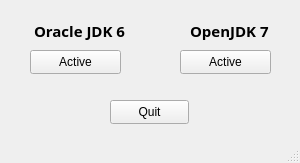
Before: the Qt Designer form src/usr/share/bbqlinux-java-switcher/qt_interface.ui in bbqlinux/bbqlinux-java-switcher, drawn with Qt 5.
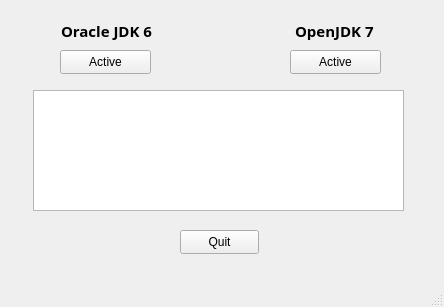
After: the same form once the commit is applied.

Commit message: add notice textbox

The edit to the form file:
```diff
--- a/src/usr/share/bbqlinux-java-switcher/qt_interface.ui
+++ b/src/usr/share/bbqlinux-java-switcher/qt_interface.ui
@@ -6,8 +6,8 @@
    <rect>
     <x>0</x>
     <y>0</y>
-    <width>300</width>
-    <height>163</height>
+    <width>444</width>
+    <height>307</height>
    </rect>
   </property>
   <property name="windowTitle">
@@ -17,7 +17,7 @@
    <widget class="QPushButton" name="button_jdk6">
     <property name="geometry">
      <rect>
-      <x>30</x>
+      <x>60</x>
       <y>50</y>
       <width>91</width>
       <height>24</height>
@@ -30,7 +30,7 @@
    <widget class="QPushButton" name="button_openjdk7">
     <property name="geometry">
      <rect>
-      <x>180</x>
+      <x>290</x>
       <y>50</y>
       <width>91</width>
       <height>24</height>
@@ -43,8 +43,8 @@
    <widget class="QPushButton" name="button_exit">
     <property name="geometry">
      <rect>
-      <x>110</x>
-      <y>100</y>
+      <x>180</x>
+      <y>230</y>
       <width>79</width>
       <height>24</height>
      </rect>
@@ -56,7 +56,7 @@
    <widget class="QLabel" name="label_python2">
     <property name="geometry">
      <rect>
-      <x>34</x>
+      <x>61</x>
       <y>20</y>
       <width>91</width>
       <height>21</height>
@@ -77,9 +77,9 @@
    <widget class="QLabel" name="label_python3">
     <property name="geometry">
      <rect>
-      <x>190</x>
+      <x>295</x>
       <y>20</y>
-      <width>91</width>
+      <width>81</width>
       <height>21</height>
      </rect>
     </property>
@@ -95,6 +95,25 @@
      <string>OpenJDK 7</string>
     </property>
    </widget>
+   <widget class="QTextEdit" name="noticeTextEdit">
+    <property name="geometry">
+     <rect>
+      <x>33</x>
+      <y>90</y>
+      <width>371</width>
+      <height>121</height>
+     </rect>
+    </property>
+    <property name="acceptDrops">
+     <bool>false</bool>
+    </property>
+    <property name="undoRedoEnabled">
+     <bool>false</bool>
+    </property>
+    <property name="readOnly">
+     <bool>true</bool>
+    </property>
+   </widget>
   </widget>
   <widget class="QMenuBar" name="menubar">
    <property name="geometry">
```
Left out of the diff: 2 changed lines with no effect on the pictures. The commit also changes 3 other files.
